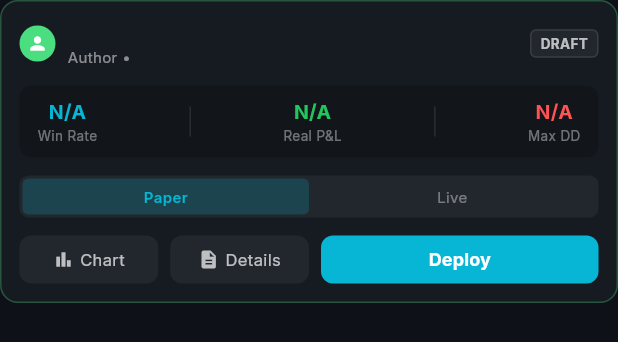
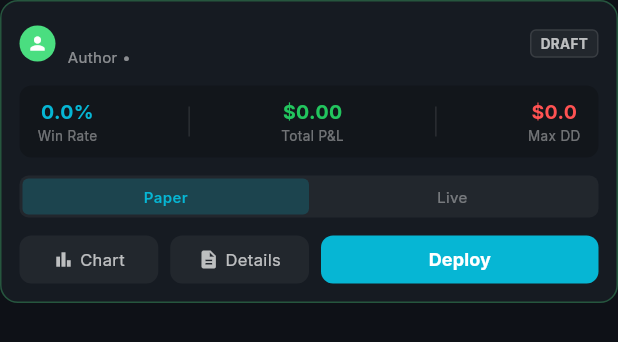
Before and after one commit to durveshpatil17/cryptoarth, a Flutter app: the _StrategyCard widget shown alone on an empty page, opened directly with empty values, on a phone screen of 412 x 824 dp. Shown: the top 342 px of the screen. Run offline on Flutter 3.47's test engine with Material 3 defaults, Android fonts, the phone set to English and light mode, and no system bars; our stand-ins replace dio, fl_chart, flutter_riverpod, flutter_secure_storage, google_fonts; accounts and stored records are empty; network calls fail.

Commit message:
Complete backend integration: Auth, Portfolio, Orders, Strategies, Broker, Payments, Riverpod state management, navigation, and production stabilization

```diff
--- a/lib/features/credits/services/payment_service.dart
+++ b/lib/features/credits/services/payment_service.dart
@@ -9,7 +9,7 @@ class PaymentService {
 
   Future<PaymentBalanceModel> fetchPaymentBalance() async {
     try {
-      final Response response = await _apiClient.get(ApiEndpoints.paymentBalance);
+      final Response response = await _apiClient.get(ApiEndpoints.paymentLedger);
       if (response.statusCode == 200 && response.data != null) {
         final Map<String, dynamic> data = ApiClient.extractMap(response.data);
         return PaymentBalanceModel.fromJson(data);
--- a/lib/features/marketplace/screens/marketplace_screen.dart
+++ b/lib/features/marketplace/screens/marketplace_screen.dart
@@ -135,7 +135,7 @@ class _MarketplaceScreenState extends ConsumerState<MarketplaceScreen> {
   Widget _buildTabButton(int index, String title, String count, Gradient? activeGradient) {
      final bool isSelected = _selectedTab == index;
      return GestureDetector(
-        onTap: () => setState(() => _selectedTab = index),
+        onTap: () { setState(() { _selectedTab = index; }); },
         child: Container(
            padding: const EdgeInsets.symmetric(vertical: 12),
            decoration: BoxDecoration(
@@ -168,17 +168,19 @@ class _MarketplaceScreenState extends ConsumerState<MarketplaceScreen> {
               return const Center(child: Text("No strategies available", style: TextStyle(color: Colors.white54)));
             }
             return Column(
-              children: strategies.map((s) => Column(
+              children: strategies.map((s) {
+                return Column(
                   children: [
                     _StrategyCard(
                       data: s,
                       isBrokerConnected: true,
-                    onAction: () => _deployStrategy(s.id),
+                      onAction: () { _deployStrategy(s.id); },
                       isLive: false,
                     ),
                     const SizedBox(height: 16),
                   ],
-              )).toList(),
+                );
+              }).toList(),
             );
           },
           loading: () => const Center(child: CircularProgressIndicator(color: AppColors.cyan)),
@@ -248,7 +250,8 @@ class _MarketplaceScreenState extends ConsumerState<MarketplaceScreen> {
                    _StrategyCard(
                      data: fakeStrategyModel,
                      isBrokerConnected: true,
-                     onAction: () => _undeployStrategy(fakeStrategyModel.id), // Might fail since ID is missing in DeployedStrategyModel, but will pass 0
+                     onAction: () { _undeployStrategy(fakeStrategyModel.id); }, // Might fail since ID is missing in DeployedStrategyModel, but will pass 0
+
                      isLive: true,
                    ),
                    const SizedBox(height: 16),
@@ -293,7 +296,7 @@ class _StrategyCardState extends State<_StrategyCard> {
 
   @override
   Widget build(BuildContext context) {
-    final bool isActive = widget.isLive;
+    final bool isActive = (widget.data.isActive == true) || (widget.isLive == true);
     final bool isOwner = true; // Hardcoded true since it's user's dashboard normally
 
     return Container(
@@ -302,7 +305,7 @@ class _StrategyCardState extends State<_StrategyCard> {
           color: AppColors.cardSurface,
           borderRadius: BorderRadius.circular(12),
           border: Border.all(
-            color: isOwner ? AppColors.primary.withOpacity(0.3) : Colors.white.withOpacity(0.05),
+            color: (isOwner == true) ? AppColors.primary.withOpacity(0.3) : Colors.white.withOpacity(0.05),
             width: 1,
           ),
        ),
@@ -316,8 +319,8 @@ class _StrategyCardState extends State<_StrategyCard> {
                 children: [
                     CircleAvatar(
                        radius: 12,
-                       backgroundColor: isOwner ? AppColors.primary : Colors.blueGrey,
-                       child: Icon(isOwner ? Icons.person : Icons.public, size: 14, color: Colors.white),
+                       backgroundColor: (isOwner == true) ? AppColors.primary : Colors.blueGrey,
+                       child: Icon((isOwner == true) ? Icons.person : Icons.public, size: 14, color: Colors.white),
                     ),
                    const SizedBox(width: 8),
                    Expanded(
@@ -342,13 +345,13 @@ class _StrategyCardState extends State<_StrategyCard> {
                    Container(
                       padding: const EdgeInsets.symmetric(horizontal: 6, vertical: 2),
                       decoration: BoxDecoration(
-                         color: isActive ? AppColors.green.withOpacity(0.1) : Colors.white.withOpacity(0.05),
+                         color: (isActive == true) ? AppColors.green.withOpacity(0.1) : Colors.white.withOpacity(0.05),
                          borderRadius: BorderRadius.circular(4),
-                         border: Border.all(color: isActive ? AppColors.green.withOpacity(0.3) : Colors.white.withOpacity(0.1)),
+                         border: Border.all(color: (isActive == true) ? AppColors.green.withOpacity(0.3) : Colors.white.withOpacity(0.1)),
                       ),
                       child: Text(
-                        isActive ? "ACTIVE" : "DRAFT",
-                        style: TextStyle(color: isActive ? AppColors.green : Colors.white70, fontSize: 9, fontWeight: FontWeight.bold)
+                        (isActive == true) ? "ACTIVE" : "DRAFT",
+                        style: TextStyle(color: (isActive == true) ? AppColors.green : Colors.white70, fontSize: 9, fontWeight: FontWeight.bold)
                       ),
                    ),
                 ],
@@ -366,11 +369,11 @@ class _StrategyCardState extends State<_StrategyCard> {
                child: Row(
                   mainAxisAlignment: MainAxisAlignment.spaceBetween,
                   children: [
-                     _buildCompactStat("Win Rate", "N/A", AppColors.cyan),
+                     _buildCompactStat("Win Rate", "${widget.data.winRate.toStringAsFixed(1)}%", AppColors.cyan),
                      Container(width: 1, height: 20, color: Colors.white10),
-                     _buildCompactStat("Real P&L", "N/A", AppColors.green),
+                     _buildCompactStat("Total P&L", "\$${widget.data.totalPnl.toStringAsFixed(2)}", (widget.data.totalPnl >= 0) ? AppColors.green : Colors.redAccent),
                      Container(width: 1, height: 20, color: Colors.white10),
-                     _buildCompactStat("Max DD", "N/A", Colors.redAccent),
+                     _buildCompactStat("Max DD", "\$${widget.data.maxDrawdown.toStringAsFixed(1)}", Colors.redAccent),
                    ],
                ),
              ),
@@ -378,7 +381,7 @@ class _StrategyCardState extends State<_StrategyCard> {
              const SizedBox(height: 12),
 
              // Toggle (Visible only if not active)
-             if (!isActive)
+             if (isActive != true)
              Padding(
                padding: const EdgeInsets.only(bottom: 12.0),
                child: Container(
@@ -390,8 +393,8 @@ class _StrategyCardState extends State<_StrategyCard> {
                  ),
                  child: Row(
                    children: [
-                     Expanded(child: _buildModeOptionCompact("Paper", !_isLiveMode, AppColors.cyan, () => setState(() => _isLiveMode = false))),
-                     Expanded(child: _buildModeOptionCompact("Live", _isLiveMode, Colors.redAccent, () => setState(() => _isLiveMode = true))),
+                     Expanded(child: _buildModeOptionCompact("Paper", !_isLiveMode, AppColors.cyan, () { setState(() { _isLiveMode = false; }); })),
+                     Expanded(child: _buildModeOptionCompact("Live", _isLiveMode, Colors.redAccent, () { setState(() { _isLiveMode = true; }); })),
                    ],
                  ),
                ),
@@ -409,18 +412,18 @@ class _StrategyCardState extends State<_StrategyCard> {
                       child: SizedBox(
                         height: 32,
                         child: ElevatedButton(
-                          onPressed: widget.isBrokerConnected ? widget.onAction : () {
+                          onPressed: (widget.isBrokerConnected == true) ? widget.onAction : () {
                              ScaffoldMessenger.of(context).showSnackBar(const SnackBar(content: Text("Please connect broker first!")));
                           },
                           style: ElevatedButton.styleFrom(
-                            backgroundColor: isActive ? Colors.redAccent : (_isLiveMode ? Colors.redAccent : AppColors.cyan),
+                            backgroundColor: (isActive == true) ? Colors.redAccent : ((_isLiveMode == true) ? Colors.redAccent : AppColors.cyan),
                              foregroundColor: Colors.white,
                              padding: EdgeInsets.zero,
                              elevation: 0,
                              shape: RoundedRectangleBorder(borderRadius: BorderRadius.circular(8)),
                           ),
                           child: Text(
-                             isActive ? "Stop" : "Deploy",
+                             (isActive == true) ? "Stop" : "Deploy",
                              style: const TextStyle(fontWeight: FontWeight.bold, fontSize: 12),
                           ),
                         ),
--- a/lib/features/strategies/models/strategy_model.dart
+++ b/lib/features/strategies/models/strategy_model.dart
@@ -5,6 +5,10 @@ class StrategyModel {
   final String createdAt;
   final bool isDeployed;
   final int brokerId;
+  final num winRate;
+  final num totalPnl;
+  final num maxDrawdown;
+  final bool isActive;
 
   StrategyModel({
     required this.id,
@@ -13,6 +17,10 @@ class StrategyModel {
     required this.createdAt,
     required this.isDeployed,
     required this.brokerId,
+    this.winRate = 0.0,
+    this.totalPnl = 0.0,
+    this.maxDrawdown = 0.0,
+    this.isActive = false,
   });
 
   factory StrategyModel.fromJson(Map<String, dynamic> json) {
@@ -23,6 +31,10 @@ class StrategyModel {
       createdAt: json['created_at']?.toString() ?? '',
       isDeployed: json['is_deployed'] == true || json['is_deployed'] == 'true',
       brokerId: int.tryParse(json['broker_id']?.toString() ?? '') ?? 0,
+      winRate: num.tryParse(json['win_rate']?.toString() ?? '') ?? 0.0,
+      totalPnl: num.tryParse(json['total_pnl']?.toString() ?? '') ?? 0.0,
+      maxDrawdown: num.tryParse(json['max_drawdown']?.toString() ?? '') ?? 0.0,
+      isActive: json['is_active'] == 1 || json['is_active'] == true || json['is_active'] == '1' || json['is_active'] == 'true',
     );
   }
 
```
Also changed, not shown: test_parse.dart (added, +11 -0 lines), 1 other file. Lines whose indentation alone changed are shown as unchanged.
